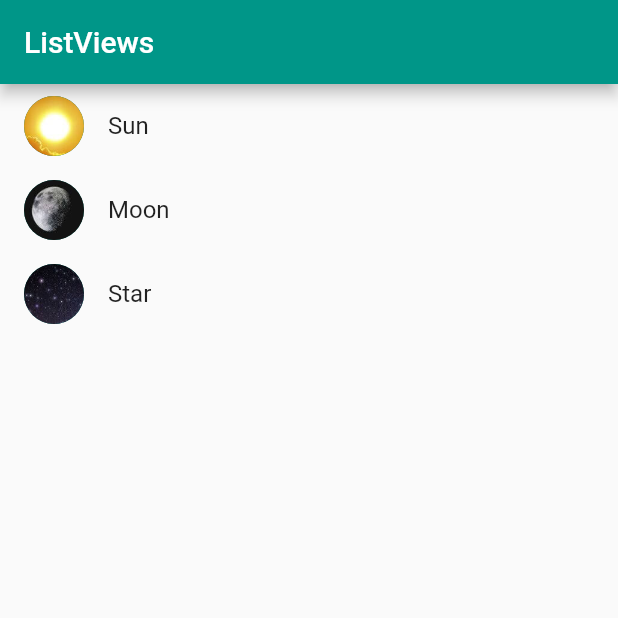
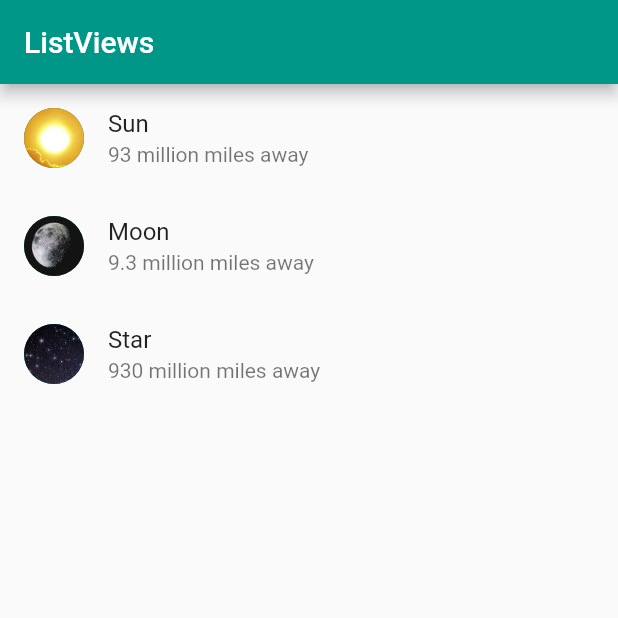
Before and after one commit to after-six/list-view-wonwoo, a Flutter app: the screen it shows after launch, on a phone screen of 412 x 824 dp, the top half of it. Run offline on Flutter 3.47's test engine with Material 2 defaults, Android fonts, the phone set to English and light mode, and no system bars.

Commit message:
Add subtitle

```diff
--- a/lib/main.dart
+++ b/lib/main.dart
@@ -35,18 +35,21 @@ Widget _myListView(BuildContext context) {
           backgroundImage: AssetImage('assets/sun.jpeg'),
         ),
         title: Text('Sun'),
+        subtitle: Text('93 million miles away'),
       ),
       ListTile(
         leading: CircleAvatar(
           backgroundImage: AssetImage('assets/moon.jpeg'),
         ),
         title: Text('Moon'),
+        subtitle: Text('9.3 million miles away'),
       ),
       ListTile(
         leading: CircleAvatar(
           backgroundImage: AssetImage('assets/stars.jpeg'),
         ),
         title: Text('Star'),
+        subtitle: Text('930 million miles away'),
       ),
     ],
   );
```
